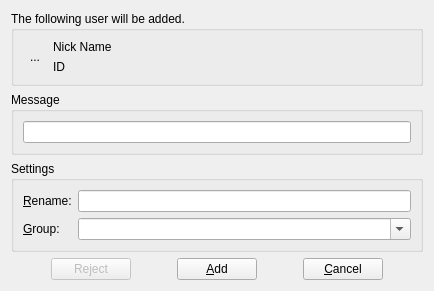
RallyWRT/qtapplications, file APP/src/messenger/imclient/search/addcontactdialog.ui: the form before one commit.
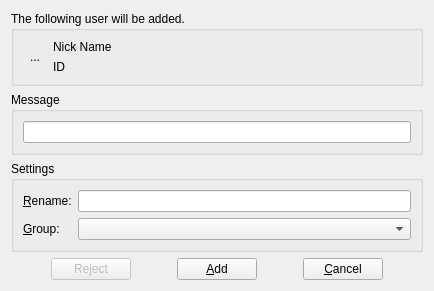
The form after the commit. Icons and pictures are not drawn.

```diff
--- a/APP/src/messenger/imclient/search/addcontactdialog.ui
+++ b/APP/src/messenger/imclient/search/addcontactdialog.ui
@@ -7,7 +7,7 @@
     <x>0</x>
     <y>0</y>
     <width>340</width>
-    <height>285</height>
+    <height>324</height>
    </rect>
   </property>
   <property name="windowTitle">
@@ -136,9 +136,6 @@
           <verstretch>0</verstretch>
          </sizepolicy>
         </property>
-        <property name="editable">
-         <bool>true</bool>
-        </property>
        </widget>
       </item>
      </layout>
```
